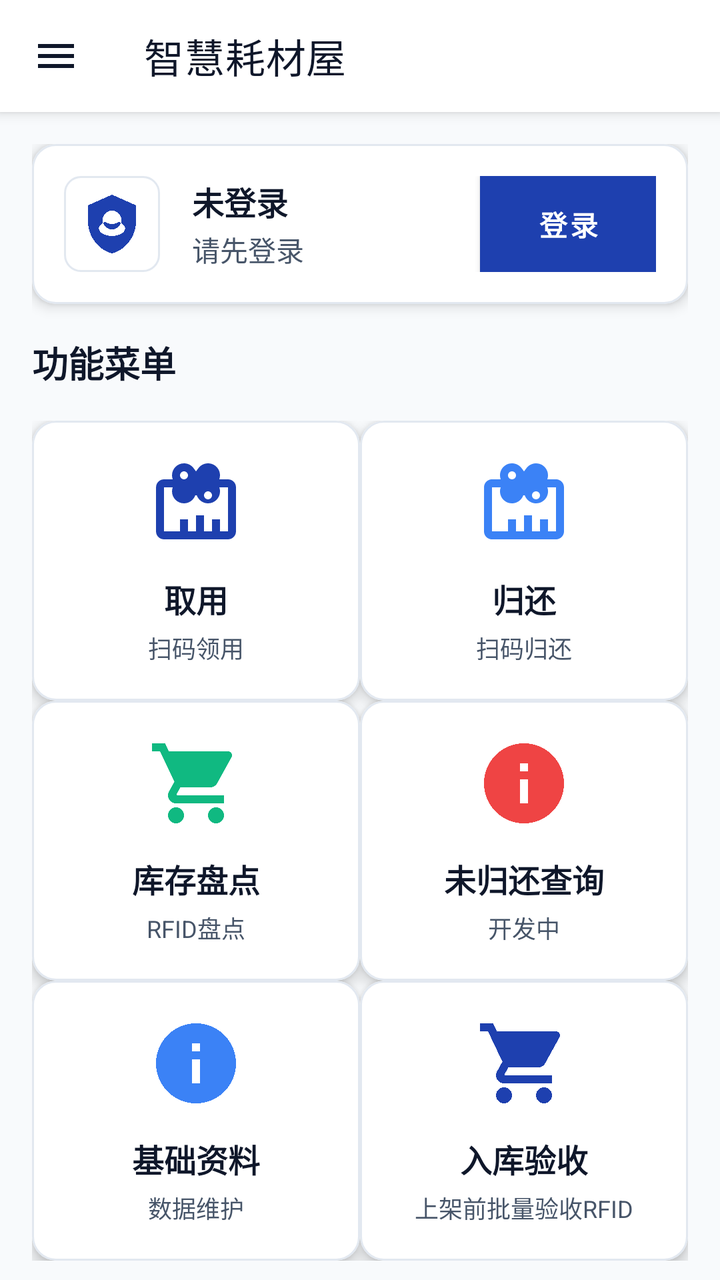
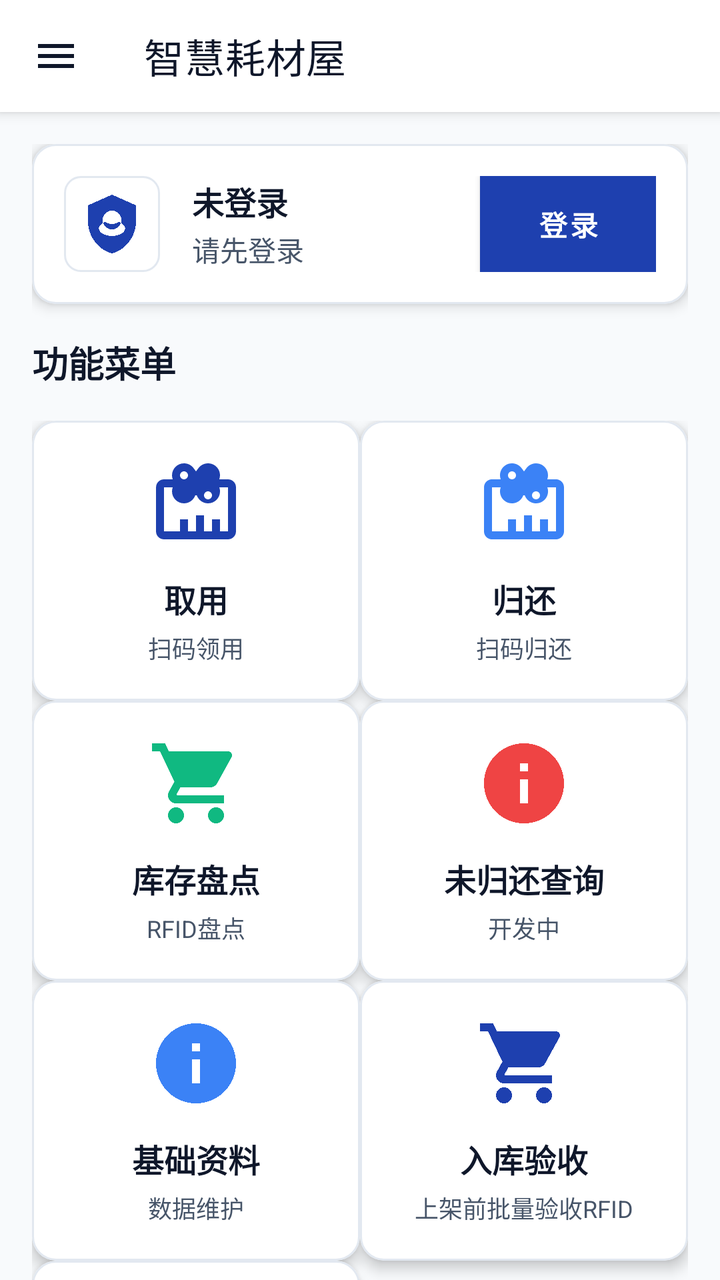

An Android layout rendered at two revisions. The XML below is the earlier revision; the diff shows what the commit changed to produce the second picture.
<!-- AndroidManifest.xml: application theme Theme.PDA -->
<!-- res/layout/activity_main_new.xml -->
<?xml version="1.0" encoding="utf-8"?>

<androidx.coordinatorlayout.widget.CoordinatorLayout 
    xmlns:android="http://schemas.android.com/apk/res/android"
    xmlns:app="http://schemas.android.com/apk/res-auto"
    xmlns:tools="http://schemas.android.com/tools"
    android:layout_width="match_parent"
    android:layout_height="match_parent"
    android:background="@color/background"
    tools:context=".MainActivity">

    
    <com.google.android.material.appbar.AppBarLayout
        android:layout_width="match_parent"
        android:layout_height="wrap_content"
        android:background="@color/surface"
        android:elevation="4dp">

        <androidx.appcompat.widget.Toolbar
            android:id="@+id/toolbar"
            android:layout_width="match_parent"
            android:layout_height="?attr/actionBarSize"
            android:background="@color/surface"
            app:title="@string/main_title"
            app:titleTextColor="@color/text_primary"
            app:navigationIcon="@drawable/ic_menu"/>

    </com.google.android.material.appbar.AppBarLayout>

    
    <androidx.core.widget.NestedScrollView
        android:layout_width="match_parent"
        android:layout_height="match_parent"
        android:layout_marginTop="?attr/actionBarSize"
        android:fillViewport="true">

        <LinearLayout
            android:layout_width="match_parent"
            android:layout_height="wrap_content"
            android:orientation="vertical"
            android:padding="16dp">

            
            <TextView
                android:id="@+id/status_text"
                android:layout_width="match_parent"
                android:layout_height="wrap_content"
                android:textSize="14sp"
                android:textColor="@color/text_secondary"
                android:layout_marginBottom="12dp"
                android:visibility="gone" />

            
            <com.google.android.material.card.MaterialCardView
                android:id="@+id/user_status_card"
                android:layout_width="match_parent"
                android:layout_height="wrap_content"
                android:layout_marginBottom="16dp"
                app:cardCornerRadius="12dp"
                app:cardElevation="4dp"
                app:cardBackgroundColor="@color/surface"
                app:strokeWidth="1dp"
                app:strokeColor="@color/border">

                <LinearLayout
                    android:layout_width="match_parent"
                    android:layout_height="wrap_content"
                    android:orientation="horizontal"
                    android:padding="16dp"
                    android:gravity="center_vertical">

                    
                    <ImageView
                        android:id="@+id/user_avatar"
                        android:layout_width="48dp"
                        android:layout_height="48dp"
                        android:src="@drawable/ic_user"
                        android:padding="8dp"
                        android:background="@drawable/shape_rounded_corner"/>

                    
                    <LinearLayout
                        android:layout_width="0dp"
                        android:layout_height="wrap_content"
                        android:layout_weight="1"
                        android:orientation="vertical"
                        android:layout_marginStart="16dp">

                        <TextView
                            android:id="@+id/user_name_text"
                            android:layout_width="wrap_content"
                            android:layout_height="wrap_content"
                            android:text="未登录"
                            android:textSize="16sp"
                            android:textStyle="bold"
                            android:textColor="@color/text_primary"/>

                        <TextView
                            android:id="@+id/user_role_text"
                            android:layout_width="wrap_content"
                            android:layout_height="wrap_content"
                            android:text="请先登录"
                            android:textSize="14sp"
                            android:textColor="@color/text_secondary"
                            android:layout_marginTop="2dp"/>

                    </LinearLayout>

                    
                    <com.google.android.material.button.MaterialButton
                        android:id="@+id/login_button"
                        android:layout_width="wrap_content"
                        android:layout_height="wrap_content"
                        android:text="登录"
                        android:textSize="14sp"
                        android:textStyle="bold"
                        app:cornerRadius="8dp"
                        app:backgroundTint="@color/primary"
                        android:textColor="@color/surface"/>

                </LinearLayout>

            </com.google.android.material.card.MaterialCardView>



            
            <TextView
                android:layout_width="wrap_content"
                android:layout_height="wrap_content"
                android:text="功能菜单"
                android:textSize="18sp"
                android:textStyle="bold"
                android:textColor="@color/text_primary"
                android:layout_marginBottom="16dp"/>

            
            <GridLayout
                android:layout_width="match_parent"
                android:layout_height="wrap_content"
                android:columnCount="2"
                android:rowCount="4"
                android:horizontalSpacing="12dp"
                android:verticalSpacing="12dp">

                
                <com.google.android.material.card.MaterialCardView
                    android:id="@+id/consumable_checkout_card"
                    android:layout_width="0dp"
                    android:layout_height="140dp"
                    android:layout_columnWeight="1"
                    android:layout_rowWeight="1"
                    android:clickable="true"
                    android:focusable="true"
                    android:foreground="?attr/selectableItemBackground"
                    app:cardCornerRadius="12dp"
                    app:cardElevation="4dp"
                    app:cardBackgroundColor="@color/surface"
                    app:strokeWidth="1dp"
                    app:strokeColor="@color/border">

                    <LinearLayout
                        android:layout_width="match_parent"
                        android:layout_height="match_parent"
                        android:orientation="vertical"
                        android:gravity="center"
                        android:padding="16dp">

                        <ImageView
                            android:layout_width="48dp"
                            android:layout_height="48dp"
                            android:src="@drawable/ic_consumable"
                            app:tint="@color/primary"/>

                        <TextView
                            android:layout_width="wrap_content"
                            android:layout_height="wrap_content"
                            android:text="@string/main_consumable_checkout"
                            android:textSize="16sp"
                            android:textStyle="bold"
                            android:textColor="@color/text_primary"
                            android:layout_marginTop="12dp"/>

                        <TextView
                            android:layout_width="wrap_content"
                            android:layout_height="wrap_content"
                            android:text="@string/main_consumable_checkout_desc"
                            android:textSize="12sp"
                            android:textColor="@color/text_secondary"
                            android:layout_marginTop="4dp"/>

                    </LinearLayout>

                </com.google.android.material.card.MaterialCardView>

                
                <com.google.android.material.card.MaterialCardView
                    android:id="@+id/consumable_return_card"
                    android:layout_width="0dp"
                    android:layout_height="140dp"
                    android:layout_columnWeight="1"
                    android:layout_rowWeight="1"
                    android:clickable="true"
                    android:focusable="true"
                    android:foreground="?attr/selectableItemBackground"
                    app:cardCornerRadius="12dp"
                    app:cardElevation="4dp"
                    app:cardBackgroundColor="@color/surface"
                    app:strokeWidth="1dp"
                    app:strokeColor="@color/border">

                    <LinearLayout
                        android:layout_width="match_parent"
                        android:layout_height="match_parent"
                        android:orientation="vertical"
                        android:gravity="center"
                        android:padding="16dp">

                        <ImageView
                            android:layout_width="48dp"
                            android:layout_height="48dp"
                            android:src="@drawable/ic_consumable"
                            app:tint="@color/info"/>

                        <TextView
                            android:layout_width="wrap_content"
                            android:layout_height="wrap_content"
                            android:text="@string/main_consumable_return"
                            android:textSize="16sp"
                            android:textStyle="bold"
                            android:textColor="@color/text_primary"
                            android:layout_marginTop="12dp"/>

                        <TextView
                            android:layout_width="wrap_content"
                            android:layout_height="wrap_content"
                            android:text="@string/main_consumable_return_desc"
                            android:textSize="12sp"
                            android:textColor="@color/text_secondary"
                            android:layout_marginTop="4dp"/>

                    </LinearLayout>

                </com.google.android.material.card.MaterialCardView>

                
                <com.google.android.material.card.MaterialCardView
                    android:id="@+id/inventory_card"
                    android:layout_width="0dp"
                    android:layout_height="140dp"
                    android:layout_columnWeight="1"
                    android:layout_rowWeight="1"
                    android:clickable="true"
                    android:focusable="true"
                    android:foreground="?attr/selectableItemBackground"
                    app:cardCornerRadius="12dp"
                    app:cardElevation="4dp"
                    app:cardBackgroundColor="@color/surface"
                    app:strokeWidth="1dp"
                    app:strokeColor="@color/border">

                    <LinearLayout
                        android:layout_width="match_parent"
                        android:layout_height="match_parent"
                        android:orientation="vertical"
                        android:gravity="center"
                        android:padding="16dp">

                        <ImageView
                            android:layout_width="48dp"
                            android:layout_height="48dp"
                            android:src="@drawable/ic_inventory"
                            app:tint="@color/success"/>

                        <TextView
                            android:layout_width="wrap_content"
                            android:layout_height="wrap_content"
                            android:text="@string/main_inventory"
                            android:textSize="16sp"
                            android:textStyle="bold"
                            android:textColor="@color/text_primary"
                            android:layout_marginTop="12dp"/>

                        <TextView
                            android:layout_width="wrap_content"
                            android:layout_height="wrap_content"
                            android:text="@string/main_inventory_desc"
                            android:textSize="12sp"
                            android:textColor="@color/text_secondary"
                            android:layout_marginTop="4dp"/>

                    </LinearLayout>

                </com.google.android.material.card.MaterialCardView>

                
                <com.google.android.material.card.MaterialCardView
                    android:id="@+id/unreturn_query_card"
                    android:layout_width="0dp"
                    android:layout_height="140dp"
                    android:layout_columnWeight="1"
                    android:layout_rowWeight="1"
                    android:clickable="true"
                    android:focusable="true"
                    android:foreground="?attr/selectableItemBackground"
                    app:cardCornerRadius="12dp"
                    app:cardElevation="4dp"
                    app:cardBackgroundColor="@color/surface"
                    app:strokeWidth="1dp"
                    app:strokeColor="@color/border">

                    <LinearLayout
                        android:layout_width="match_parent"
                        android:layout_height="match_parent"
                        android:orientation="vertical"
                        android:gravity="center"
                        android:padding="16dp">

                        <ImageView
                            android:layout_width="48dp"
                            android:layout_height="48dp"
                            android:src="@drawable/ic_info"
                            app:tint="@color/error"/>

                        <TextView
                            android:layout_width="wrap_content"
                            android:layout_height="wrap_content"
                            android:text="@string/unreturn_query_title"
                            android:textSize="16sp"
                            android:textStyle="bold"
                            android:textColor="@color/text_primary"
                            android:layout_marginTop="12dp"/>

                        <TextView
                            android:layout_width="wrap_content"
                            android:layout_height="wrap_content"
                            android:text="@string/unreturn_query_desc_dev"
                            android:textSize="12sp"
                            android:textColor="@color/text_secondary"
                            android:layout_marginTop="4dp"/>

                    </LinearLayout>

                </com.google.android.material.card.MaterialCardView>

                
                <com.google.android.material.card.MaterialCardView
                    android:id="@+id/basic_data_card"
                    android:layout_width="0dp"
                    android:layout_height="140dp"
                    android:layout_columnWeight="1"
                    android:layout_rowWeight="1"
                    android:clickable="true"
                    android:focusable="true"
                    android:foreground="?attr/selectableItemBackground"
                    app:cardCornerRadius="12dp"
                    app:cardElevation="4dp"
                    app:cardBackgroundColor="@color/surface"
                    app:strokeWidth="1dp"
                    app:strokeColor="@color/border">

                    <LinearLayout
                        android:layout_width="match_parent"
                        android:layout_height="match_parent"
                        android:orientation="vertical"
                        android:gravity="center"
                        android:padding="16dp">

                        <ImageView
                            android:layout_width="48dp"
                            android:layout_height="48dp"
                            android:src="@drawable/ic_info"
                            app:tint="@color/info"/>

                        <TextView
                            android:layout_width="wrap_content"
                            android:layout_height="wrap_content"
                            android:text="@string/main_basic_data"
                            android:textSize="16sp"
                            android:textStyle="bold"
                            android:textColor="@color/text_primary"
                            android:layout_marginTop="12dp"/>

                        <TextView
                            android:layout_width="wrap_content"
                            android:layout_height="wrap_content"
                            android:text="@string/main_basic_data_desc"
                            android:textSize="12sp"
                            android:textColor="@color/text_secondary"
                            android:layout_marginTop="4dp"/>

                    </LinearLayout>

                </com.google.android.material.card.MaterialCardView>

                
                <com.google.android.material.card.MaterialCardView
                    android:id="@+id/inbound_acceptance_card"
                    android:layout_width="0dp"
                    android:layout_height="140dp"
                    android:layout_columnWeight="1"
                    android:layout_rowWeight="1"
                    android:clickable="true"
                    android:focusable="true"
                    android:foreground="?attr/selectableItemBackground"
                    app:cardCornerRadius="12dp"
                    app:cardElevation="4dp"
                    app:cardBackgroundColor="@color/surface"
                    app:strokeWidth="1dp"
                    app:strokeColor="@color/border">

                    <LinearLayout
                        android:layout_width="match_parent"
                        android:layout_height="match_parent"
                        android:orientation="vertical"
                        android:gravity="center"
                        android:padding="16dp">

                        <ImageView
                            android:layout_width="48dp"
                            android:layout_height="48dp"
                            android:src="@drawable/ic_inventory"
                            app:tint="@color/primary"/>

                        <TextView
                            android:layout_width="wrap_content"
                            android:layout_height="wrap_content"
                            android:text="@string/main_inbound_acceptance"
                            android:textSize="16sp"
                            android:textStyle="bold"
                            android:textColor="@color/text_primary"
                            android:layout_marginTop="12dp"/>

                        <TextView
                            android:layout_width="wrap_content"
                            android:layout_height="wrap_content"
                            android:text="@string/main_inbound_acceptance_desc"
                            android:textSize="12sp"
                            android:textColor="@color/text_secondary"
                            android:layout_marginTop="4dp"/>

                    </LinearLayout>

                </com.google.android.material.card.MaterialCardView>

            </GridLayout>

            
            <TextView
                android:layout_width="match_parent"
                android:layout_height="wrap_content"
                android:text="版本 1.0.0"
                android:textSize="12sp"
                android:textColor="@color/text_tertiary"
                android:gravity="center"
                android:layout_marginTop="32dp"
                android:layout_marginBottom="16dp"/>

        </LinearLayout>

    </androidx.core.widget.NestedScrollView>

</androidx.coordinatorlayout.widget.CoordinatorLayout>
<!-- resources referenced by this layout -->
<resources>
  <color name="background">#F8FAFC</color>
  <color name="border">#E2E8F0</color>
  <color name="error">#EF4444</color>
  <color name="info">#3B82F6</color>
  <color name="primary">#1E40AF</color>
  <color name="success">#10B981</color>
  <color name="surface">#FFFFFF</color>
  <color name="text_primary">#0F172A</color>
  <color name="text_secondary">#475569</color>
  <color name="text_tertiary">#64748B</color>
  <string name="main_basic_data">基础资料</string>
  <string name="main_basic_data_desc">数据维护</string>
  <string name="main_consumable_checkout">取用</string>
  <string name="main_consumable_checkout_desc">扫码领用</string>
  <string name="main_consumable_return">归还</string>
  <string name="main_consumable_return_desc">扫码归还</string>
  <string name="main_inbound_acceptance">入库验收</string>
  <string name="main_inbound_acceptance_desc">上架前批量验收RFID</string>
  <string name="main_inventory">库存盘点</string>
  <string name="main_inventory_desc">RFID盘点</string>
  <string name="main_title">智慧耗材屋</string>
  <string name="unreturn_query_desc_dev">开发中</string>
  <string name="unreturn_query_title">未归还查询</string>
  <color name="primary_dark">#1E3A8A</color>
  <color name="primary_light">#3B82F6</color>
  <color name="primary_variant">#2563EB</color>
  <color name="secondary">#10B981</color>
  <color name="secondary_dark">#059669</color>
  <color name="on_surface">#1E293B</color>
  <color name="surface_variant">#F1F5F9</color>
  <color name="text_disabled">#CBD5E1</color>
  <color name="button_primary">#1E40AF</color>
  <style name="Widget.App.Toolbar" parent="Widget.MaterialComponents.Toolbar.Primary">
          <item name="android:background">@color/primary</item>
          <item name="titleTextColor">@color/surface</item>
          <item name="subtitleTextColor">@color/surface_variant</item>
      </style>
  <style name="Widget.App.Button" parent="Widget.MaterialComponents.Button">
          <item name="android:background">@color/button_primary</item>
          <item name="android:textColor">@color/surface</item>
      </style>
  <style name="Widget.App.CardView" parent="Widget.MaterialComponents.CardView">
          <item name="cardBackgroundColor">@color/card_background</item>
          <item name="cardCornerRadius">12dp</item>
          <item name="cardElevation">4dp</item>
      </style>
  <style name="Widget.App.ProgressBar" parent="Widget.AppCompat.ProgressBar.Horizontal">
          <item name="android:progressTint">@color/primary</item>
          <item name="android:progressBackgroundTint">@color/surface_variant</item>
      </style>
  <style name="Widget.App.Switch" parent="Widget.MaterialComponents.CompoundButton.Switch">
          <item name="thumbTint">@color/primary</item>
          <item name="trackTint">@color/surface_variant</item>
      </style>
  <style name="Widget.App.CheckBox" parent="Widget.MaterialComponents.CompoundButton.CheckBox">
          <item name="buttonTint">@color/primary</item>
      </style>
  <style name="Widget.App.RadioButton" parent="Widget.MaterialComponents.CompoundButton.RadioButton">
          <item name="buttonTint">@color/primary</item>
      </style>
  <style name="Widget.App.FloatingActionButton" parent="Widget.MaterialComponents.FloatingActionButton">
          <item name="backgroundTint">@color/primary</item>
          <item name="tint">@color/surface</item>
      </style>
  <style name="Widget.App.Badge" parent="Widget.MaterialComponents.Badge">
          <item name="backgroundColor">@color/error</item>
          <item name="badgeTextColor">@color/surface</item>
      </style>
  <color name="divider">#CBD5E1</color>
  <color name="button_secondary">#F1F5F9</color>
  <color name="input_background">#F8FAFC</color>
  <color name="input_border">#E2E8F0</color>
  <color name="card_background">#FFFFFF</color>
  <!-- unchanged entries left out for length: 10 -->
</resources>

<!-- the commit's change to res/layout/activity_main_new.xml (unified diff, before → after) -->
@@ -443,6 +443,56 @@
 
                 </com.google.android.material.card.MaterialCardView>
 
+                
+                <com.google.android.material.card.MaterialCardView
+                    android:id="@+id/transfer_card"
+                    android:layout_width="0dp"
+                    android:layout_height="140dp"
+                    android:layout_columnWeight="1"
+                    android:layout_rowWeight="1"
+                    android:clickable="true"
+                    android:focusable="true"
+                    android:foreground="?attr/selectableItemBackground"
+                    app:cardCornerRadius="12dp"
+                    app:cardElevation="4dp"
+                    app:cardBackgroundColor="@color/surface"
+                    app:strokeWidth="1dp"
+                    app:strokeColor="@color/border">
+
+                    <LinearLayout
+                        android:layout_width="match_parent"
+                        android:layout_height="match_parent"
+                        android:orientation="vertical"
+                        android:gravity="center"
+                        android:padding="16dp">
+
+                        <ImageView
+                            android:layout_width="48dp"
+                            android:layout_height="48dp"
+                            android:src="@drawable/ic_inventory"
+                            app:tint="@color/info"/>
+
+                        <TextView
+                            android:layout_width="wrap_content"
+                            android:layout_height="wrap_content"
+                            android:text="@string/main_transfer"
+                            android:textSize="16sp"
+                            android:textStyle="bold"
+                            android:textColor="@color/text_primary"
+                            android:layout_marginTop="12dp"/>
+
+                        <TextView
+                            android:layout_width="wrap_content"
+                            android:layout_height="wrap_content"
+                            android:text="@string/main_transfer_desc"
+                            android:textSize="12sp"
+                            android:textColor="@color/text_secondary"
+                            android:layout_marginTop="4dp"/>
+
+                    </LinearLayout>
+
+                </com.google.android.material.card.MaterialCardView>
+
             </GridLayout>
 
             
<!-- resource entries referenced after the edit -->
@@ -21,6 +21,8 @@
   <string name="main_inventory">库存盘点</string>
   <string name="main_inventory_desc">RFID盘点</string>
   <string name="main_title">智慧耗材屋</string>
+  <string name="main_transfer">耗材移库</string>
+  <string name="main_transfer_desc">中心库之间移库</string>
   <string name="unreturn_query_desc_dev">开发中</string>
   <string name="unreturn_query_title">未归还查询</string>
   <color name="primary_dark">#1E3A8A</color>
